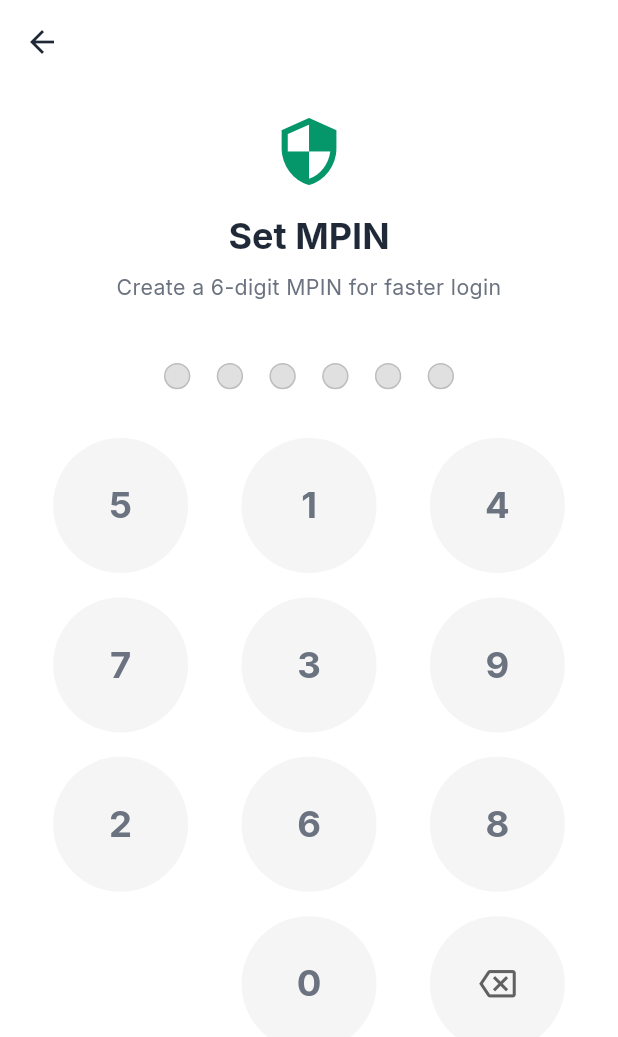
After one commit to adityaa369/kha, a Flutter app: the MpinSetupPage screen opened directly, on a phone screen of 412 x 824 dp. The commit adds this screen. Shown: the top 1037 px of the screen. Run offline on Flutter 3.47's test engine with Material 3 defaults, Android fonts, the phone set to English and light mode, and no system bars; our stand-ins replace dio, equatable, file_picker, firebase_auth, firebase_core, firebase_messaging and 17 more; missing offline and left inert: dio_smart_retry, firebase_app_check; accounts and stored records are empty; network calls fail; statements that could not run were skipped.

Commit message:
feat(auth): implement secure MPIN authentication with dynamic keypad

```diff
--- a/lib/config/constants.dart
+++ b/lib/config/constants.dart
@@ -8,6 +8,8 @@ class AppConstants {
   static const String splash = '/';
   static const String welcome = '/welcome';
   static const String login = '/login';
+  static const String mpinLogin = '/mpin-login';
+  static const String mpinSetup = '/mpin-setup';
   static const String otp = '/otp';
   static const String personalDetails = '/personal-details';
   static const String panDetails = '/pan-details';
--- a/lib/config/routes.dart
+++ b/lib/config/routes.dart
@@ -6,6 +6,8 @@ import '../features/splash/presentation/pages/splash_page.dart';
 import '../features/auth/presentation/pages/auth_choice_page.dart';
 import '../features/auth/presentation/pages/login_page.dart';
 import '../features/auth/presentation/pages/signup_page.dart';
+import '../features/auth/presentation/pages/mpin_login_page.dart';
+import '../features/auth/presentation/pages/mpin_setup_page.dart';
 import '../features/auth/presentation/pages/otp_page.dart';
 import '../features/auth/presentation/pages/personal_details_page.dart';
 import '../features/auth/presentation/pages/pan_details_page.dart';
--- /dev/null
+++ b/lib/core/utils/security_utils.dart
@@ -0,0 +1,26 @@
+import 'package:flutter/services.dart';
+import 'dart:io';
+
+class SecurityUtils {
+  static const MethodChannel _channel = MethodChannel('com.vest.khataa/security');
+
+  static Future<void> secureScreen() async {
+    if (Platform.isAndroid) {
+      try {
+        await _channel.invokeMethod('secureScreen');
+      } catch (e) {
+        // Ignore errors or log them
+      }
+    }
+  }
+
+  static Future<void> unsecureScreen() async {
+    if (Platform.isAndroid) {
+      try {
+        await _channel.invokeMethod('unsecureScreen');
+      } catch (e) {
+        // Ignore errors or log them
+      }
+    }
+  }
+}
--- /dev/null
+++ b/lib/features/auth/presentation/pages/mpin_setup_page.dart
@@ -0,0 +1,137 @@
+import 'package:flutter/material.dart';
+import 'package:flutter_bloc/flutter_bloc.dart';
+import 'package:flutter_screenutil/flutter_screenutil.dart';
+import 'package:go_router/go_router.dart';
+import '../../../../core/blocs/auth/auth_cubit.dart';
+import '../../../../core/utils/security_utils.dart';
+import '../../../../core/utils/dialog_utils.dart';
+import '../../../../config/theme.dart';
+import '../../../../config/constants.dart';
+import '../widgets/dynamic_mpin_keypad.dart';
+
+class MpinSetupPage extends StatefulWidget {
+  const MpinSetupPage({super.key});
+
+  @override
+  State<MpinSetupPage> createState() => _MpinSetupPageState();
+}
+
+class _MpinSetupPageState extends State<MpinSetupPage> {
+  final GlobalKey<DynamicMpinKeypadState> _keypadKey = GlobalKey();
+  String? _firstMpin;
+  String _title = 'Set MPIN';
+  String _subtitle = 'Create a 6-digit MPIN for faster login';
+
+  @override
+  void initState() {
+    super.initState();
+    SecurityUtils.secureScreen();
+  }
+
+  @override
+  void dispose() {
+    SecurityUtils.unsecureScreen();
+    super.dispose();
+  }
+
+  void _onMpinEntered(String mpin) {
+    if (_firstMpin == null) {
+      setState(() {
+        _firstMpin = mpin;
+        _title = 'Confirm MPIN';
+        _subtitle = 'Re-enter your 6-digit MPIN';
+      });
+      _keypadKey.currentState?.reshuffle();
+    } else {
+      if (_firstMpin == mpin) {
+        context.read<AuthCubit>().setupMpin(mpin);
+      } else {
+        DialogUtils.showErrorDialog(context, 'MPINs do not match. Try again.');
+        setState(() {
+          _firstMpin = null;
+          _title = 'Set MPIN';
+          _subtitle = 'Create a 6-digit MPIN for faster login';
+        });
+        _keypadKey.currentState?.reshuffle();
+      }
+    }
+  }
+
+  @override
+  Widget build(BuildContext context) {
+    return Scaffold(
+      backgroundColor: Colors.white,
+      appBar: AppBar(
+        backgroundColor: Colors.transparent,
+        elevation: 0,
+        leading: IconButton(
+          icon: const Icon(Icons.arrow_back, color: KhaataTheme.textDark),
+          onPressed: () => context.pop(),
+        ),
+      ),
+      body: SafeArea(
+        child: Padding(
+          padding: EdgeInsets.symmetric(horizontal: 24.w),
+          child: Column(
+            crossAxisAlignment: CrossAxisAlignment.center,
+            children: [
+              SizedBox(height: 20.h),
+              Icon(Icons.security, size: 48.sp, color: KhaataTheme.primaryBlue),
+              SizedBox(height: 16.h),
+              Text(
+                _title,
+                style: Theme.of(context).textTheme.headlineSmall?.copyWith(
+                  fontWeight: FontWeight.bold,
+                  color: KhaataTheme.textDark,
+                ),
+              ),
+              SizedBox(height: 8.h),
+              Text(
+                _subtitle,
+                textAlign: TextAlign.center,
+                style: TextStyle(
+                  fontSize: 14.sp,
+                  color: KhaataTheme.textGrey,
+                ),
+              ),
+              SizedBox(height: 40.h),
+
+              BlocConsumer<AuthCubit, AuthState>(
+                listener: (context, state) {
+                  if (state is Authenticated) {
+                    DialogUtils.showSuccessDialog(context, 'MPIN setup successfully!');
+                    context.go(AppConstants.home);
+                  } else if (state is AuthError) {
+                    DialogUtils.showErrorDialog(context, state.message);
+                    setState(() {
+                      _firstMpin = null;
+                      _title = 'Set MPIN';
+                      _subtitle = 'Create a 6-digit MPIN for faster login';
+                    });
+                    _keypadKey.currentState?.reshuffle();
+                  }
+                },
+                builder: (context, state) {
+                  if (state is AuthLoading) {
+                    return const Expanded(
+                      child: Center(
+                        child: CircularProgressIndicator(),
+                      ),
+                    );
+                  }
+
+                  return Expanded(
+                    child: DynamicMpinKeypad(
+                      key: _keypadKey,
+                      onMpinEntered: _onMpinEntered,
+                    ),
+                  );
+                },
+              ),
+            ],
+          ),
+        ),
+      ),
+    );
+  }
+}
--- /dev/null
+++ b/lib/features/auth/presentation/widgets/dynamic_mpin_keypad.dart
@@ -0,0 +1,154 @@
+import 'package:flutter/material.dart';
+import 'package:flutter_screenutil/flutter_screenutil.dart';
+import 'dart:math';
+
+class DynamicMpinKeypad extends StatefulWidget {
+  final ValueChanged<String> onMpinEntered;
+  final int maxLength;
+
+  const DynamicMpinKeypad({
+    super.key,
+    required this.onMpinEntered,
+    this.maxLength = 6,
+  });
+
+  @override
+  State<DynamicMpinKeypad> createState() => DynamicMpinKeypadState();
+}
+
+class DynamicMpinKeypadState extends State<DynamicMpinKeypad> {
+  List<int> _keypadDigits = [];
+  String _currentMpin = '';
+
+  @override
+  void initState() {
+    super.initState();
+    _shuffleKeypad();
+  }
+
+  void _shuffleKeypad() {
+    final random = Random.secure();
+    final digits = List<int>.generate(10, (i) => i);
+    digits.shuffle(random);
+    setState(() {
+      _keypadDigits = digits;
+      _currentMpin = '';
+    });
+  }
+
+  void clear() {
+    setState(() {
+      _currentMpin = '';
+    });
+  }
+
+  void reshuffle() {
+    _shuffleKeypad();
+  }
+
+  void _onKeyPress(int digit) {
+    if (_currentMpin.length < widget.maxLength) {
+      setState(() {
+        _currentMpin += digit.toString();
+      });
+      if (_currentMpin.length == widget.maxLength) {
+        widget.onMpinEntered(_currentMpin);
+      }
+    }
+  }
+
+  void _onBackspace() {
+    if (_currentMpin.isNotEmpty) {
+      setState(() {
+        _currentMpin = _currentMpin.substring(0, _currentMpin.length - 1);
+      });
+    }
+  }
+
+  Widget _buildKey(Widget child, VoidCallback onTap) {
+    return InkWell(
+      onTap: onTap,
+      customBorder: const CircleBorder(),
+      child: Container(
+        alignment: Alignment.center,
+        decoration: BoxDecoration(
+          shape: BoxShape.circle,
+          color: Colors.grey.shade100,
+        ),
+        child: child,
+      ),
+    );
+  }
+
+  @override
+  Widget build(BuildContext context) {
+    return Column(
+      mainAxisSize: MainAxisSize.min,
+      children: [
+        // Dots indicator
+        Row(
+          mainAxisAlignment: MainAxisAlignment.center,
+          children: List.generate(widget.maxLength, (index) {
+            final isFilled = index < _currentMpin.length;
+            return Container(
+              margin: EdgeInsets.symmetric(horizontal: 8.w),
+              width: 16.w,
+              height: 16.w,
+              decoration: BoxDecoration(
+                shape: BoxShape.circle,
+                color: isFilled ? Theme.of(context).primaryColor : Colors.grey.shade300,
+                border: Border.all(
+                  color: isFilled ? Theme.of(context).primaryColor : Colors.grey.shade400,
+                  width: 1,
+                ),
+              ),
+            );
+          }),
+        ),
+        SizedBox(height: 32.h),
+        // Grid
+        Flexible(
+          child: GridView.builder(
+            shrinkWrap: true,
+            physics: const NeverScrollableScrollPhysics(),
+            gridDelegate: SliverGridDelegateWithFixedCrossAxisCount(
+              crossAxisCount: 3,
+              childAspectRatio: 1.2,
+              crossAxisSpacing: 16.w,
+              mainAxisSpacing: 16.h,
+            ),
+            itemCount: 12,
+            itemBuilder: (context, index) {
+              if (index < 9) {
+                final digit = _keypadDigits[index];
+                return _buildKey(
+                  Text(
+                    digit.toString(),
+                    style: TextStyle(fontSize: 24.sp, fontWeight: FontWeight.bold),
+                  ),
+                  () => _onKeyPress(digit),
+                );
+              } else if (index == 9) {
+                return const SizedBox.shrink(); // Empty space
+              } else if (index == 10) {
+                final digit = _keypadDigits[9];
+                return _buildKey(
+                  Text(
+                    digit.toString(),
+                    style: TextStyle(fontSize: 24.sp, fontWeight: FontWeight.bold),
+                  ),
+                  () => _onKeyPress(digit),
+                );
+              } else {
+                return _buildKey(
+                  Icon(Icons.backspace_outlined, size: 24.sp, color: Colors.grey.shade700),
+                  _onBackspace,
+                );
+              }
+            },
+          ),
+        ),
+      ],
+    );
+  }
+}
```
Also changed, not shown: lib/core/blocs/auth/auth_cubit.dart (+60 -0 lines), lib/features/auth/presentation/pages/login_page.dart (+24 -1 lines), lib/features/auth/presentation/pages/mpin_login_page.dart (added, +110 -0 lines), lib/features/profile/presentation/pages/security_hub_page.dart (+22 -0 lines), 5 other files.
